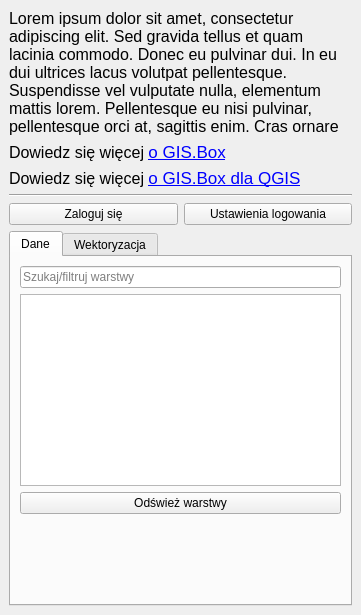
Before: the Qt Designer form gissupport_plugin/modules/gis_box/gisbox_dockwidget.ui in gis-support/gis-support-plugin, drawn with Qt 5.
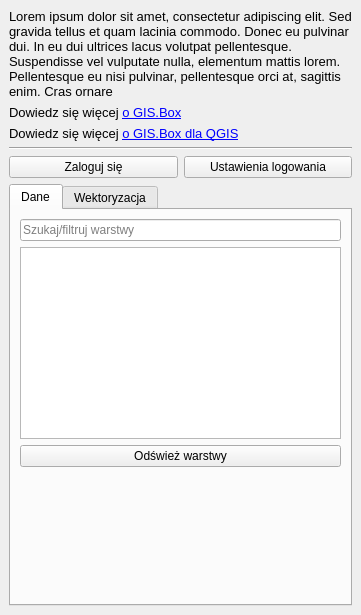
After: the same form once the commit is applied.

Diff of the .ui file:
```diff
--- a/gissupport_plugin/modules/gis_box/gisbox_dockwidget.ui
+++ b/gissupport_plugin/modules/gis_box/gisbox_dockwidget.ui
@@ -18,7 +18,7 @@
     <item>
      <widget class="QLabel" name="infoLabel">
       <property name="text">
-       <string>&lt;html&gt;&lt;head/&gt;&lt;body&gt;&lt;p&gt;&lt;span style=&quot; font-size:12pt;&quot;&gt;Lorem ipsum dolor sit amet, consectetur adipiscing elit. Sed gravida tellus et quam lacinia commodo. Donec eu pulvinar dui. In eu dui ultrices lacus volutpat pellentesque. Suspendisse vel vulputate nulla, elementum mattis lorem. Pellentesque eu nisi pulvinar, pellentesque orci at, sagittis enim. Cras ornare&lt;/span&gt;&lt;/p&gt;&lt;/body&gt;&lt;/html&gt;</string>
+       <string>&lt;html&gt;&lt;head/&gt;&lt;body&gt;&lt;p&gt;&lt;span style=&quot; font-size:10pt;&quot;&gt;Lorem ipsum dolor sit amet, consectetur adipiscing elit. Sed gravida tellus et quam lacinia commodo. Donec eu pulvinar dui. In eu dui ultrices lacus volutpat pellentesque. Suspendisse vel vulputate nulla, elementum mattis lorem. Pellentesque eu nisi pulvinar, pellentesque orci at, sagittis enim. Cras ornare&lt;/span&gt;&lt;/p&gt;&lt;/body&gt;&lt;/html&gt;</string>
       </property>
       <property name="wordWrap">
        <bool>true</bool>
@@ -30,13 +30,14 @@
       <property name="font">
        <font>
         <pointsize>8</pointsize>
+        <weight>50</weight>
         <italic>false</italic>
         <bold>false</bold>
         <kerning>true</kerning>
        </font>
       </property>
       <property name="text">
-       <string>&lt;html&gt;&lt;head/&gt;&lt;body&gt;&lt;p&gt;&lt;span style=&quot; font-size:12pt;&quot;&gt;Dowiedz się więcej &lt;/span&gt;&lt;a href=&quot;https://gis-support.pl/wtyczka-gis-support/&quot;&gt;&lt;span style=&quot; font-size:13pt; text-decoration: underline; color:#0000ff;&quot;&gt;o GIS.Box&lt;/span&gt;&lt;/a&gt;&lt;/p&gt;&lt;/body&gt;&lt;/html&gt;</string>
+       <string>&lt;html&gt;&lt;head/&gt;&lt;body&gt;&lt;p&gt;&lt;span style=&quot; font-size:10pt;&quot;&gt;Dowiedz się więcej &lt;/span&gt;&lt;a href=&quot;https://gis-support.pl/wtyczka-gis-support/&quot;&gt;&lt;span style=&quot; font-size:10pt; text-decoration: underline; color:#0000ff;&quot;&gt;o GIS.Box&lt;/span&gt;&lt;/a&gt;&lt;/p&gt;&lt;/body&gt;&lt;/html&gt;</string>
       </property>
       <property name="textFormat">
        <enum>Qt::RichText</enum>
@@ -51,13 +52,14 @@
       <property name="font">
        <font>
         <pointsize>8</pointsize>
+        <weight>50</weight>
         <italic>false</italic>
         <bold>false</bold>
         <kerning>true</kerning>
        </font>
       </property>
       <property name="text">
-       <string>&lt;html&gt;&lt;head/&gt;&lt;body&gt;&lt;p&gt;&lt;span style=&quot; font-size:12pt;&quot;&gt;Dowiedz się więcej &lt;/span&gt;&lt;a href=&quot;https://gis-support.pl/qgis-gis-box/&quot;&gt;&lt;span style=&quot; font-size:13pt; text-decoration: underline; color:#0000ff;&quot;&gt;o GIS.Box dla QGIS&lt;/span&gt;&lt;/a&gt;&lt;/p&gt;&lt;/body&gt;&lt;/html&gt;</string>
+       <string>&lt;html&gt;&lt;head/&gt;&lt;body&gt;&lt;p&gt;&lt;span style=&quot; font-size:10pt;&quot;&gt;Dowiedz się więcej &lt;/span&gt;&lt;a href=&quot;https://gis-support.pl/qgis-gis-box/&quot;&gt;&lt;span style=&quot; font-size:10pt; text-decoration: underline; color:#0000ff;&quot;&gt;o GIS.Box dla QGIS&lt;/span&gt;&lt;/a&gt;&lt;/p&gt;&lt;/body&gt;&lt;/html&gt;</string>
       </property>
       <property name="textFormat">
        <enum>Qt::RichText</enum>
```
